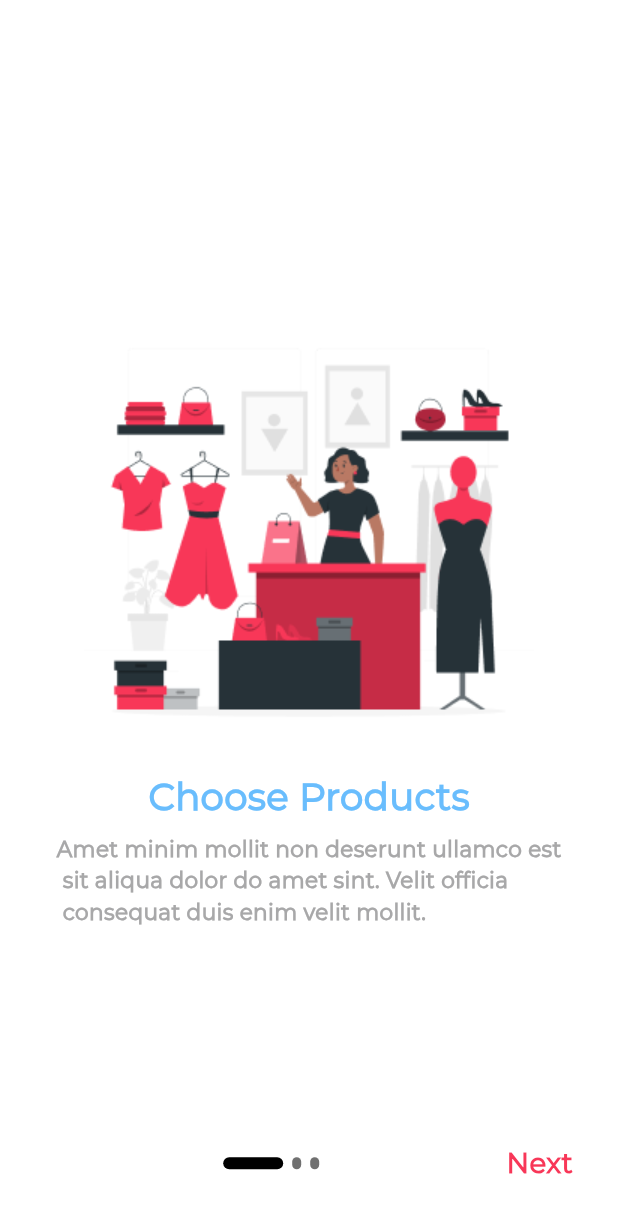
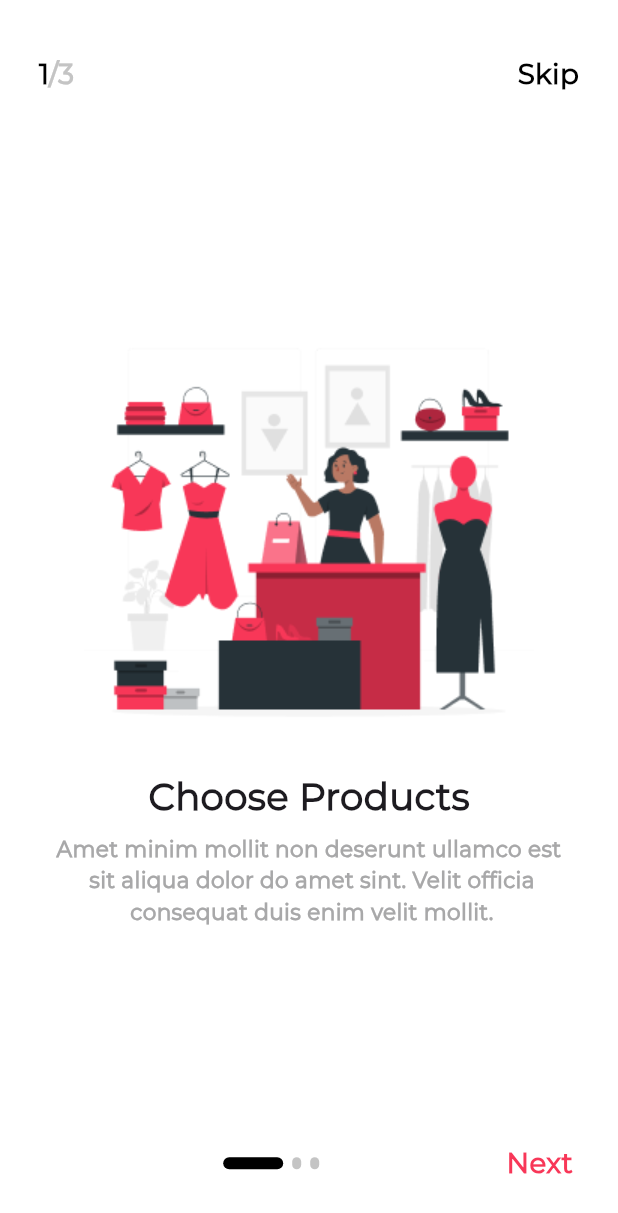
Before and after one commit to mariam280/stylish_e_commerce_UI, a Flutter app: the OnBoardViewBody screen opened directly, on a phone screen of 412 x 824 dp. Shown: the top 1213 px of the screen. Run offline on Flutter 3.47's test engine with Material 3 defaults, Android fonts, the phone set to English and light mode, and no system bars; drawn by our look-alikes of expandable_page_view; our stand-ins replace go_router.

Commit message:
create onboard screen header

```diff
--- a/lib/core/constants/app_styles.dart
+++ b/lib/core/constants/app_styles.dart
@@ -13,7 +13,7 @@ abstract class AppStyles {
 
   static TextStyle styleExtraBold24(BuildContext context) {
     return TextStyle(
-      color: const Color(0xFF69BDFD),
+      //color: const Color(0xFF69BDFD),
       fontSize: getResponsiveFontSize(context, fontSize: 24),
       fontFamily: 'Montserrat',
       fontWeight: FontWeight.w800,
--- a/lib/modules/onBoarding/presentation/screens/on_boarding_screen.dart
+++ b/lib/modules/onBoarding/presentation/screens/on_boarding_screen.dart
@@ -1,4 +1,5 @@
 import 'package:flutter/material.dart';
+import 'package:stylish_e_commerce/modules/onBoarding/presentation/widgets/on_board_view_body.dart';
 
 class OnBoardingScreen extends StatelessWidget {
   const OnBoardingScreen({super.key});
@@ -6,7 +7,7 @@ class OnBoardingScreen extends StatelessWidget {
   @override
   Widget build(BuildContext context) {
     return const Scaffold(
-      body: Center(child: Text('Hello....'),),
+      body: OnBoardViewBody(),
     );
   }
 }
--- a/lib/modules/onBoarding/presentation/widgets/custom_dot.dart
+++ b/lib/modules/onBoarding/presentation/widgets/custom_dot.dart
@@ -11,7 +11,7 @@ class CustomDotIndicator extends StatelessWidget {
       width: isActive ? 40 : 6,
       height: 8,
       decoration: ShapeDecoration(
-        color: isActive ? Colors.black : const Color(0xFF707070),
+        color: isActive ? Colors.black : const Color(0xFFC4C4C4),
         shape: RoundedRectangleBorder(
           borderRadius: BorderRadius.circular(12),
         ),
--- a/lib/modules/onBoarding/presentation/widgets/on_board_view_body.dart
+++ b/lib/modules/onBoarding/presentation/widgets/on_board_view_body.dart
@@ -2,6 +2,7 @@ import 'package:flutter/material.dart';
 import 'package:stylish_e_commerce/modules/auth/presentation/screens/login_screen.dart';
 import 'package:stylish_e_commerce/modules/onBoarding/presentation/widgets/intro_view_row_bottom.dart';
 import 'package:stylish_e_commerce/modules/onBoarding/presentation/widgets/onboard_item_page_view.dart';
+import 'package:stylish_e_commerce/modules/onBoarding/presentation/widgets/onboard_screen_header.dart';
 
 class OnBoardViewBody extends StatelessWidget {
   const OnBoardViewBody({super.key});
@@ -42,6 +43,11 @@ class _OnBoardPageViewState extends State<OnBoardPageView> {
           pageController: pageController,
         ),
         Positioned(
+           right: 10,
+            left: 10,
+            top: 20,
+          child: OnboardScreenHeader(pageNumber: currentPageIndex+1)),
+        Positioned(
             right: 10,
             left: 10,
             bottom: 10,
--- a/lib/modules/onBoarding/presentation/widgets/onboard_item.dart
+++ b/lib/modules/onBoarding/presentation/widgets/onboard_item.dart
@@ -19,7 +19,7 @@ class OnboardItem extends StatelessWidget {
             fit: BoxFit.cover,
           ),
           Text(title,style: AppStyles.styleExtraBold24(context),),
-          Text(description,style: AppStyles.stylesemiBold14(context),),
+          Text(description,textAlign: TextAlign.center,style: AppStyles.stylesemiBold14(context),),
         ],
       ),
     );
--- /dev/null
+++ b/lib/modules/onBoarding/presentation/widgets/onboard_screen_header.dart
@@ -0,0 +1,49 @@
+import 'package:flutter/material.dart';
+import 'package:go_router/go_router.dart';
+import 'package:stylish_e_commerce/core/constants/app_styles.dart';
+import 'package:stylish_e_commerce/core/routing/app_routers.dart';
+
+class OnboardScreenHeader extends StatelessWidget {
+  const OnboardScreenHeader({super.key, required this.pageNumber});
+  final int pageNumber;
+  @override
+  Widget build(BuildContext context) {
+    return Padding(
+      padding: const EdgeInsets.all(16),
+      child: Row(
+        mainAxisAlignment: MainAxisAlignment.spaceBetween,
+        children: [
+          RichText(
+              text: TextSpan(
+                children: [
+                  TextSpan(
+                    text: "$pageNumber",
+                    style: AppStyles.stylesemiBold18(context).copyWith(
+                color: Colors.black,
+              ),
+                  ),
+                  TextSpan(
+                    text: "/3",
+                    style: AppStyles.stylesemiBold18(context).copyWith(
+                color: Color(0xffC4C4C4),
+              ),
+                  ),
+                ],
+              ),
+            ),
+          InkWell(
+            onTap: () {
+              GoRouter.of(context).go(AppRouters.logIn);
+            },
+            child: Text(
+              'Skip',
+              style: AppStyles.stylesemiBold18(context).copyWith(
+                color: Colors.black,
+              ),
+            ),
+          ),
+        ],
+      ),
+    );
+  }
+}
```
